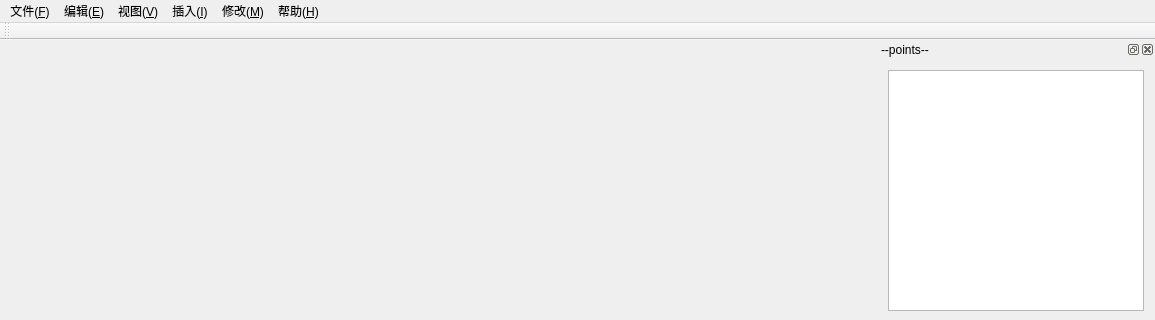
The window that mainwindow.ui (wushuangabao/ClothingPatternDesignSystem) describes before a commit, drawn with Qt 5; both pictures show x 0 to 1155 and y 0 to 320 of the 1155 by 657 pixel window.
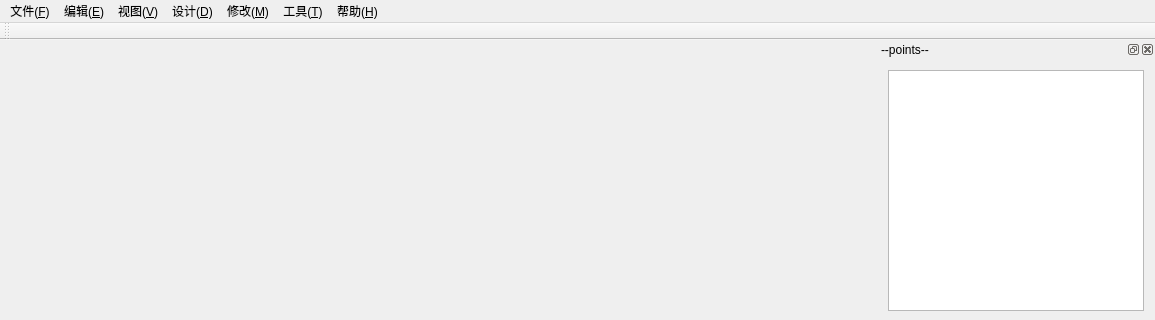
The same window after the commit.

Patch:
```diff
--- a/mainwindow.ui
+++ b/mainwindow.ui
@@ -61,7 +61,7 @@
    </widget>
    <widget class="QMenu" name="menu_I">
     <property name="title">
-     <string>插入(&amp;I)</string>
+     <string>设计(&amp;D)</string>
     </property>
     <addaction name="actionH_H"/>
     <addaction name="action_A_3"/>
@@ -83,11 +83,21 @@
     <addaction name="action_H"/>
     <addaction name="action_A_4"/>
    </widget>
+   <widget class="QMenu" name="menu_T">
+    <property name="title">
+     <string>工具(&amp;T)</string>
+    </property>
+    <addaction name="action_15"/>
+    <addaction name="action_16"/>
+    <addaction name="separator"/>
+    <addaction name="action_18"/>
+   </widget>
    <addaction name="menudraw"/>
    <addaction name="menu_E"/>
    <addaction name="menu_V"/>
    <addaction name="menu_I"/>
    <addaction name="menu_M"/>
+   <addaction name="menu_T"/>
    <addaction name="menu_H"/>
   </widget>
   <widget class="QToolBar" name="mainToolBar">
```
Left out of the diff: 149 changed lines with no effect on the pictures.
